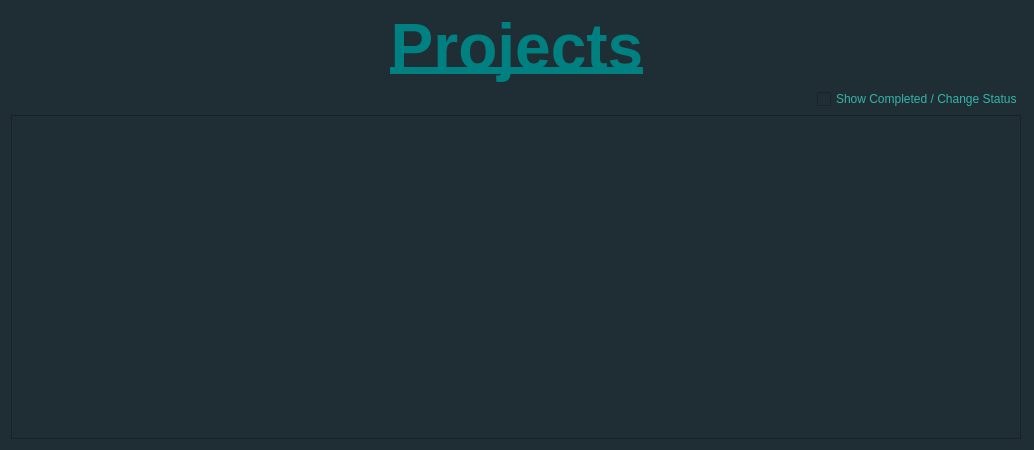
Old version of the form src/ui/ViewProjects.ui in the repository CanMatthewCode/ArchitectsLog.
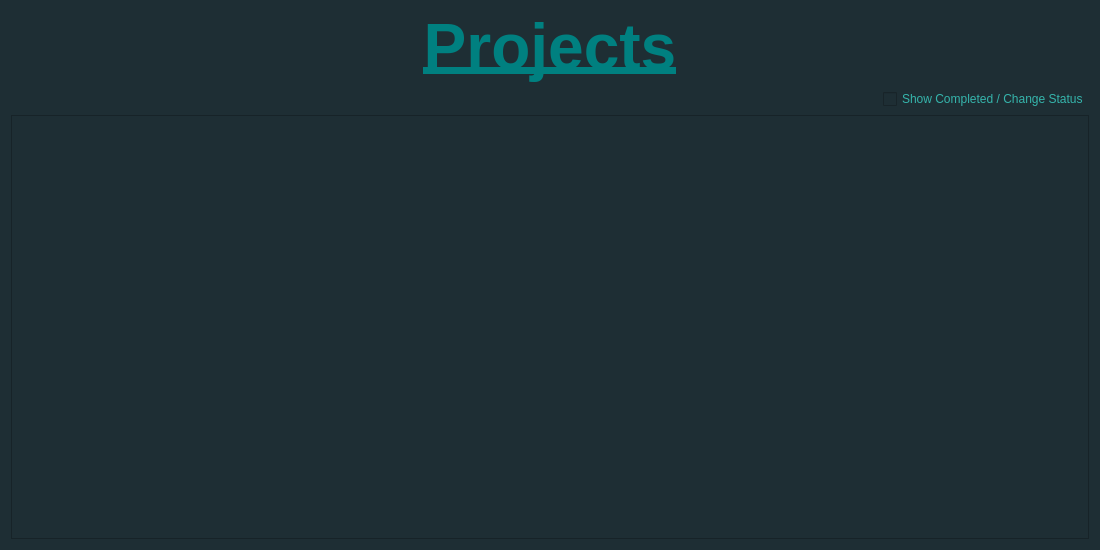
New version of the form.

Commit message: allow all view windows to be user drag adjustable

The edit to the form file:
```diff
--- a/src/ui/ViewProjects.ui
+++ b/src/ui/ViewProjects.ui
@@ -6,13 +6,13 @@
    <rect>
     <x>0</x>
     <y>0</y>
-    <width>1034</width>
-    <height>450</height>
+    <width>1100</width>
+    <height>550</height>
    </rect>
   </property>
   <property name="minimumSize">
    <size>
-    <width>1000</width>
+    <width>1100</width>
     <height>450</height>
    </size>
   </property>
@@ -68,14 +68,14 @@
    <item>
     <widget class="QTableView" name="projectsTableView">
      <property name="sizePolicy">
-      <sizepolicy hsizetype="Fixed" vsizetype="Expanding">
+      <sizepolicy hsizetype="MinimumExpanding" vsizetype="Expanding">
        <horstretch>0</horstretch>
        <verstretch>0</verstretch>
       </sizepolicy>
      </property>
      <property name="minimumSize">
       <size>
-       <width>1010</width>
+       <width>1050</width>
        <height>0</height>
       </size>
      </property>
@@ -87,6 +87,9 @@
      <property name="alternatingRowColors">
       <bool>true</bool>
      </property>
+     <attribute name="horizontalHeaderStretchLastSection">
+      <bool>true</bool>
+     </attribute>
     </widget>
    </item>
   </layout>
```
The commit also changes 9 other files.
